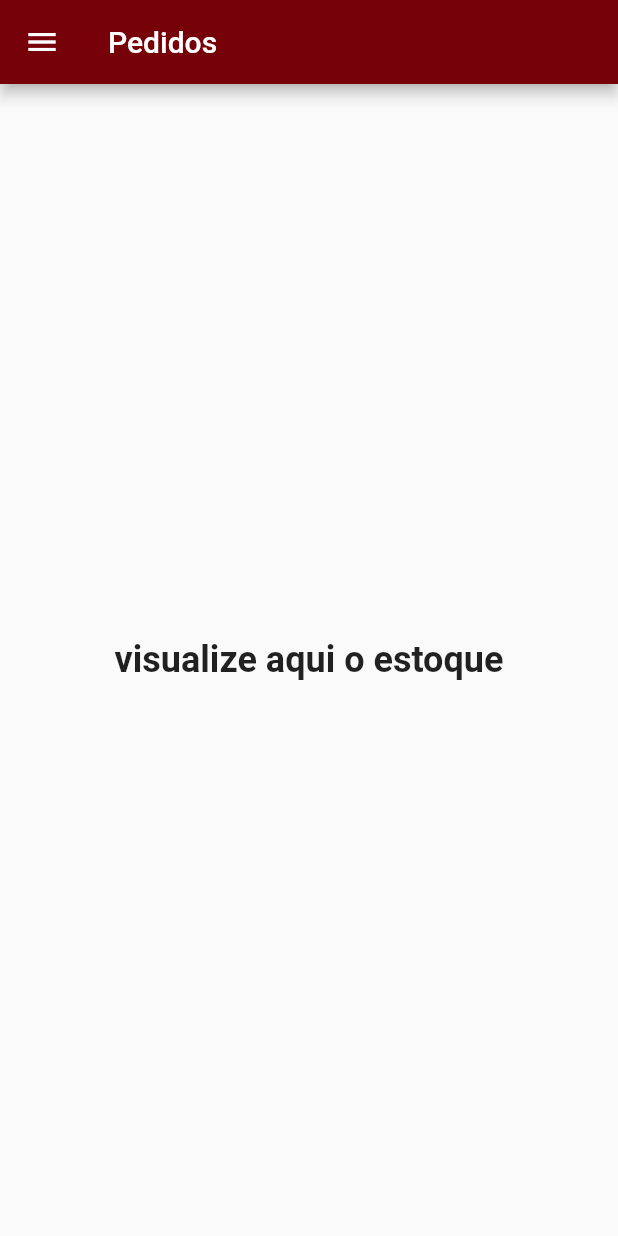
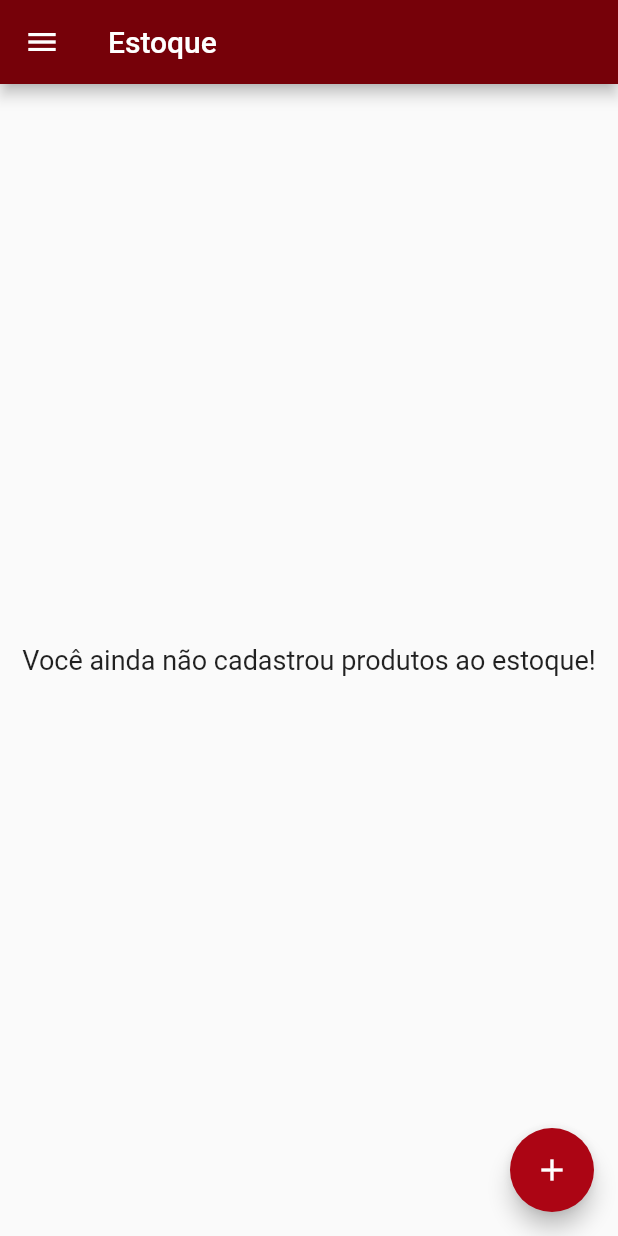
Before and after one commit to juliaelizaps/Food-Truck-manager, a Flutter app: the InventoryPage screen opened by its route, on a phone screen of 412 x 824 dp. Run offline on Flutter 3.47's test engine with Material 2 defaults, Android fonts, the phone set to English and light mode, and no system bars; our stand-ins replace animate_do, cloud_firestore, firebase_core, font_awesome_flutter, material_design_icons_flutter; accounts and stored records are empty.

Commit message:
feature: Implementação da página de estoque
- Criação da página de estoque
- Criação do modelo do banco de dados Firestore
- Adição das funcionalidades de criação e exibição de dados

```diff
--- a/lib/main.dart
+++ b/lib/main.dart
@@ -1,3 +1,4 @@
+import 'package:cloud_firestore/cloud_firestore.dart';
 import 'package:flutter/material.dart';
 import 'package:gf/src/modules/home/page/home_page.dart';
 import 'package:gf/src/shared/colors/colors.dart';
@@ -19,7 +20,9 @@ void main() async {
     options: DefaultFirebaseOptions.currentPlatform,
   );
   runApp(const MyApp());
-}
+
+  }
+
 
 class MyApp extends StatelessWidget {
   const MyApp({Key? key}) : super(key: key);
--- a/lib/src/modules/inventory/model/inventory_model.dart
+++ b/lib/src/modules/inventory/model/inventory_model.dart
@@ -1,23 +1,30 @@
+import 'package:cloud_firestore/cloud_firestore.dart';
+
 class Inventory {
-  final int id;
-  final int productId;
-  final int availableQuantity;
+  final String id;
+  final String name;
+  final int quantity;
   final DateTime lastUpdated;
-  //mudar de acordo com as informações que virão da api(para estoque)
 
   Inventory({
     required this.id,
-    required this.productId,
-    required this.availableQuantity,
+    required this.name,
+    required this.quantity,
     required this.lastUpdated,
   });
 
-  factory Inventory.fromJson(Map<String, dynamic> json) {
-    return Inventory(
-      id: json['id'],
-      productId: json['product_id'],
-      availableQuantity: json['available_quantity'],
-      lastUpdated: DateTime.parse(json['last_updated']),
-    );
+  Inventory.fromMap(Map<String, dynamic> map)
+      : id = map["id"],
+        name = map["name"],
+        quantity = map["quantity"],
+        lastUpdated = (map["lastUpdated"] as Timestamp).toDate();
+
+  Map<String, dynamic> toMap() {
+    return {
+      "id": id,
+      "name": name,
+      "quantity": quantity,
+      'lastUpdated': Timestamp.fromDate(lastUpdated),
+    };
   }
 }
--- a/lib/src/modules/inventory/page/inventory_page.dart
+++ b/lib/src/modules/inventory/page/inventory_page.dart
@@ -1,27 +1,72 @@
 import 'package:flutter/material.dart';
+import 'package:gf/src/modules/inventory/components/inventory_form_modal.dart';
+import 'package:gf/src/modules/inventory/model/inventory_model.dart'; // Certifique-se de que este caminho está correto
+import 'package:gf/src/shared/colors/colors.dart';
+import '../../../shared/components/sideBar.dart';
+import 'package:cloud_firestore/cloud_firestore.dart';
 
-import '../../../shared/components/sideBar.dart';
+class InventoryPage extends StatefulWidget {
+  const InventoryPage({super.key});
 
-class InventoryPage extends StatelessWidget {
-  const InventoryPage({Key? key}) : super(key: key);
+  @override
+  State<InventoryPage> createState() => _InventoryPageState();
+}
+
+class _InventoryPageState extends State<InventoryPage> {
+  List<Inventory> listInventory = [];
+  FirebaseFirestore bdFirebase = FirebaseFirestore.instance;
+
+  @override
+  void initState() {
+    refresh();
+    super.initState();
+  }
 
   @override
   Widget build(BuildContext context) {
     return Scaffold(
       appBar: AppBar(
-        title: const Text('Pedidos'),
-        actions: [
-
-        ],
+        title: const Text('Estoque'),
       ),
-      drawer:const SideBar(),
-      body: const Center(
+      drawer: const SideBar(),
+      body: (listInventory.isEmpty)
+          ? const Center(
         child: Text(
-          'visualize aqui o estoque',
-          style: TextStyle(fontSize: 24, fontWeight: FontWeight.bold),
-
+          'Você ainda não cadastrou produtos ao estoque!',
+          textAlign: TextAlign.center,
+          style: TextStyle(fontSize: 18),
         ),
+      )
+          : ListView(
+        children: List.generate(
+          listInventory.length,
+              (index) {
+            Inventory model = listInventory[index];
+            return ListTile(
+              leading: const Icon(Icons.list_alt_rounded),
+              title: Text(model.name),
+              subtitle: Text('ID: ${model.id} - Quantidade: ${model.quantity}'), // Mostrando a quantidade também
+            );
+          },
+        ),
+      ),
+      floatingActionButton: FloatingActionButton(
+        onPressed: () => InventoryFormModal.showFormModal(context, bdFirebase, refresh), // Usando a classe InventoryFormModal
+        backgroundColor: AppColors.buttonColor,
+        child: const Icon(Icons.add),
       ),
     );
   }
+  refresh() async{
+    List<Inventory> temp =[];
+
+    QuerySnapshot<Map<String, dynamic>> snapshot =
+    await bdFirebase.collection('Estoque').get();
+    for (var doc in snapshot.docs){
+     temp.add(Inventory.fromMap(doc.data()));
+    }
+    setState((){
+      listInventory = temp;
+    });
+  }
 }
--- a/lib/src/modules/product/model/product_model.dart
+++ b/lib/src/modules/product/model/product_model.dart
@@ -1,26 +1,31 @@
 class Product {
+
+  ///código abaixo é de exemplo, muda pra funcionar
+  ///
   final int id;
-  final String name;
-  final String description;
-  final double price;
-  final String type;
-  //adicionar a foto do lanche também aqui(para pagina de produtos)
+  final int productId;
+  final int availableQuantity;
+  final DateTime lastUpdated;
 
   Product({
     required this.id,
-    required this.name,
-    required this.description,
-    required this.price,
-    required this.type,
+    required this.productId,
+    required this.availableQuantity,
+    required this.lastUpdated,
   });
 
-  factory Product.fromJson(Map<String, dynamic> json) {
-    return Product(
-      id: json['id'],
-      name: json['name'],
-      description: json['description'],
-      price: json['price'],
-      type: json['type'],
-    );
+  Product.fromMap(Map<String, dynamic> map)
+      : id = map["id"],
+        productId = map["productId"],
+        availableQuantity = map["availableQuantity"],
+        lastUpdated = map["lastUpdated"];
+
+  Map<String, dynamic> toMap() {
+    return {
+      "id": id,
+      "productId": productId,
+      "availableQuantity": availableQuantity,
+      "lastUpdated": lastUpdated,
+    };
   }
 }
--- a/pubspec.yaml
+++ b/pubspec.yaml
@@ -35,6 +35,7 @@ dependencies:
   cupertino_icons: ^1.0.2
   firebase_core: ^2.8.0
   cloud_firestore: ^4.4.5
+  uuid: ^4.1.0
 
 
 dev_dependencies:
```
Also changed, not shown: lib/src/modules/inventory/components/inventory_form_modal.dart (added, +89 -0 lines), lib/src/modules/product/model/product_composition_model.dart (+22 -14 lines), pubspec.lock, 1 other file.
